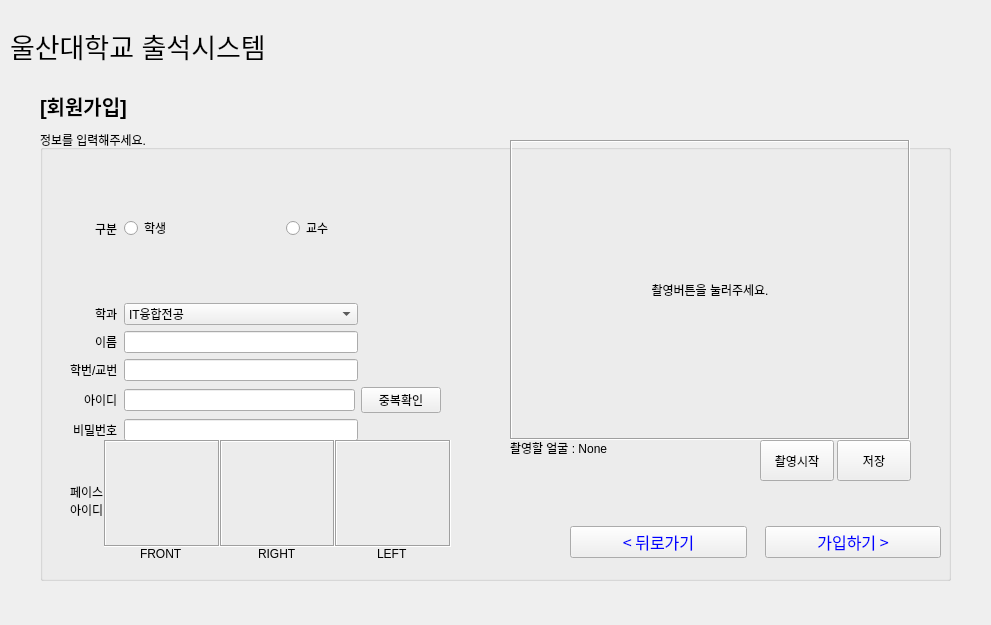
This is GUI/RegistrationForm.ui in XUBINN/Capstone as Qt 5 draws it before an edit. The edited form follows.
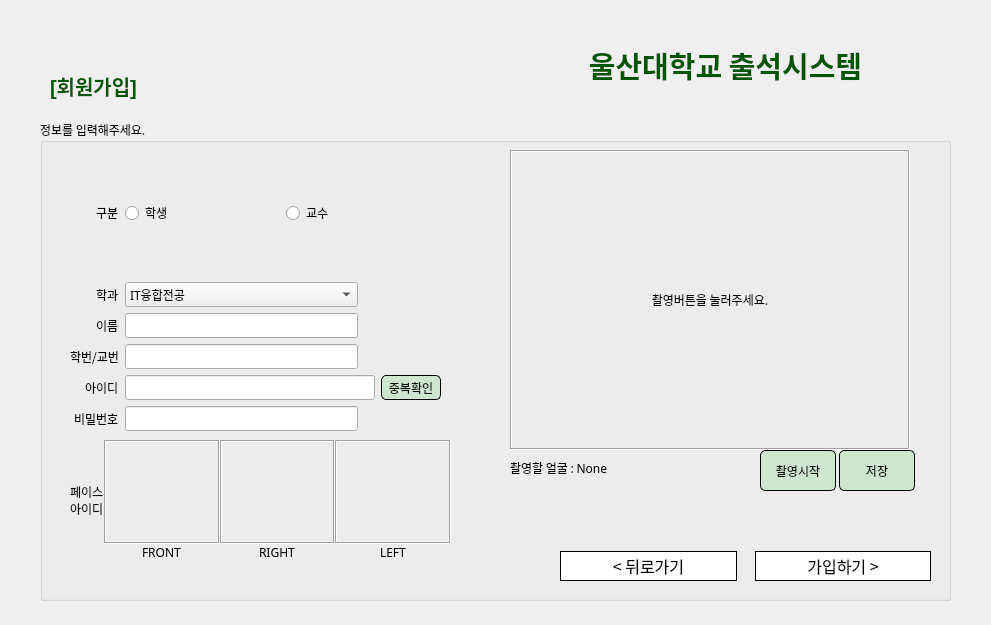
This is the edited form.

```diff
--- a/GUI/RegistrationForm.ui
+++ b/GUI/RegistrationForm.ui
@@ -11,7 +11,7 @@
    </rect>
   </property>
   <property name="sizePolicy">
-   <sizepolicy hsizetype="Fixed" vsizetype="Fixed">
+   <sizepolicy hsizetype="Preferred" vsizetype="Preferred">
     <horstretch>0</horstretch>
     <verstretch>0</verstretch>
    </sizepolicy>
@@ -23,13 +23,14 @@
    <property name="geometry">
     <rect>
      <x>40</x>
-     <y>130</y>
+     <y>120</y>
      <width>911</width>
-     <height>451</height>
+     <height>481</height>
     </rect>
    </property>
    <property name="font">
     <font>
+     <family>바탕체</family>
      <weight>50</weight>
      <bold>false</bold>
     </font>
@@ -56,9 +57,28 @@
          </item>
          <item>
           <widget class="QPushButton" name="dup_check_button">
+           <property name="minimumSize">
+            <size>
+             <width>60</width>
+             <height>25</height>
+            </size>
+           </property>
+           <property name="font">
+            <font>
+             <family>굴림체</family>
+            </font>
+           </property>
            <property name="cursor">
             <cursorShape>PointingHandCursor</cursorShape>
            </property>
+           <property name="styleSheet">
+            <string notr="true">background:rgb(206, 229, 206);
+color:black;
+border-color:(0, 0, 0);
+border-style:solid;
+border-width:1px;
+border-radius:5px;</string>
+           </property>
            <property name="text">
             <string>중복확인</string>
            </property>
@@ -132,6 +152,9 @@
        <property name="rightMargin">
         <number>83</number>
        </property>
+       <property name="bottomMargin">
+        <number>0</number>
+       </property>
        <item>
         <widget class="QLineEdit" name="password_input">
          <property name="sizePolicy">
@@ -257,10 +280,10 @@
    <widget class="QWidget" name="horizontalLayoutWidget_6">
     <property name="geometry">
      <rect>
-      <x>530</x>
-      <y>390</y>
+      <x>520</x>
+      <y>410</y>
       <width>371</width>
-      <height>44</height>
+      <height>72</height>
      </rect>
     </property>
     <layout class="QHBoxLayout" name="horizontalLayout_6">
@@ -269,14 +292,25 @@
      </property>
      <item>
       <widget class="QPushButton" name="pushButton">
+       <property name="minimumSize">
+        <size>
+         <width>0</width>
+         <height>30</height>
+        </size>
+       </property>
        <property name="font">
         <font>
-         <family>Agency FB</family>
+         <family>LG PC</family>
          <pointsize>12</pointsize>
         </font>
        </property>
        <property name="styleSheet">
-        <string notr="true">color: rgb(0, 0, 255);</string>
+        <string notr="true">background:rgb(255, 255, 255);
+color:black;
+border-color:(0, 0, 0);
+border-style:solid;
+border-width:1px;
+</string>
        </property>
        <property name="text">
         <string>&lt; 뒤로가기</string>
@@ -285,16 +319,27 @@
      </item>
      <item>
       <widget class="QPushButton" name="register_button">
+       <property name="minimumSize">
+        <size>
+         <width>0</width>
+         <height>30</height>
+        </size>
+       </property>
        <property name="font">
         <font>
-         <family>Agency FB</family>
+         <family>LG PC</family>
          <pointsize>12</pointsize>
          <weight>50</weight>
          <bold>false</bold>
         </font>
        </property>
        <property name="styleSheet">
-        <string notr="true">color: rgb(0, 0, 255);</string>
+        <string notr="true">background:rgb(255, 255, 255);
+color:black;
+border-color:(0, 0, 0);
+border-style:solid;
+border-width:1px;
+</string>
        </property>
        <property name="text">
         <string>가입하기 &gt;</string>
@@ -307,11 +352,16 @@
     <property name="geometry">
      <rect>
       <x>470</x>
-      <y>10</y>
+      <y>30</y>
       <width>400</width>
       <height>300</height>
      </rect>
     </property>
+    <property name="font">
+     <font>
+      <family>굴림</family>
+     </font>
+    </property>
     <property name="frameShape">
      <enum>QFrame::Box</enum>
     </property>
@@ -348,8 +398,8 @@
     <property name="geometry">
      <rect>
       <x>720</x>
-      <y>310</y>
-      <width>151</width>
+      <y>330</y>
+      <width>155</width>
       <height>41</height>
      </rect>
     </property>
@@ -382,6 +432,14 @@
        <property name="cursor">
         <cursorShape>PointingHandCursor</cursorShape>
        </property>
+       <property name="styleSheet">
+        <string notr="true">background:rgb(206, 229, 206);
+color:black;
+border-color:(0, 0, 0);
+border-style:solid;
+border-width:1px;
+border-radius:5px;</string>
+       </property>
        <property name="text">
         <string>촬영시작</string>
        </property>
@@ -395,6 +453,19 @@
          <verstretch>0</verstretch>
         </sizepolicy>
        </property>
+       <property name="font">
+        <font>
+         <family>굴림</family>
+        </font>
+       </property>
+       <property name="styleSheet">
+        <string notr="true">background:rgb(206, 229, 206);
+color:black;
+border-color:(0, 0, 0);
+border-style:solid;
+border-width:1px;
+border-radius:5px;</string>
+       </property>
        <property name="text">
         <string>저장</string>
        </property>
@@ -405,19 +476,22 @@
      </item>
     </layout>
    </widget>
-   <widget class="QWidget" name="">
+   <widget class="QWidget" name="layoutWidget">
     <property name="geometry">
      <rect>
       <x>30</x>
       <y>310</y>
       <width>381</width>
-      <height>121</height>
+      <height>131</height>
      </rect>
     </property>
     <layout class="QHBoxLayout" name="horizontalLayout_14">
      <property name="spacing">
       <number>0</number>
      </property>
+     <property name="topMargin">
+      <number>10</number>
+     </property>
      <item>
       <widget class="QLabel" name="face_id_label">
        <property name="sizePolicy">
@@ -546,11 +620,16 @@
     <property name="geometry">
      <rect>
       <x>470</x>
-      <y>310</y>
+      <y>340</y>
       <width>241</width>
       <height>16</height>
      </rect>
     </property>
+    <property name="font">
+     <font>
+      <family>굴림</family>
+     </font>
+    </property>
     <property name="text">
      <string>촬영할 얼굴 : None</string>
     </property>
@@ -559,26 +638,37 @@
   <widget class="QLabel" name="title_label">
    <property name="geometry">
     <rect>
-     <x>10</x>
-     <y>0</y>
-     <width>431</width>
+     <x>530</x>
+     <y>20</y>
+     <width>391</width>
      <height>91</height>
     </rect>
    </property>
    <property name="font">
     <font>
-     <pointsize>20</pointsize>
+     <family>LG Smart UI Bold</family>
+     <pointsize>22</pointsize>
+     <weight>75</weight>
+     <bold>true</bold>
+     <strikeout>false</strikeout>
+     <stylestrategy>PreferDefault</stylestrategy>
     </font>
    </property>
+   <property name="styleSheet">
+    <string notr="true">color:rgb(0, 85, 0)</string>
+   </property>
    <property name="text">
     <string>울산대학교 출석시스템</string>
    </property>
+   <property name="alignment">
+    <set>Qt::AlignCenter</set>
+   </property>
   </widget>
   <widget class="QLabel" name="registration_label">
    <property name="geometry">
     <rect>
-     <x>40</x>
-     <y>90</y>
+     <x>50</x>
+     <y>70</y>
      <width>171</width>
      <height>31</height>
     </rect>
@@ -590,6 +680,9 @@
      <bold>true</bold>
     </font>
    </property>
+   <property name="styleSheet">
+    <string notr="true">color:rgb(0, 85, 0)</string>
+   </property>
    <property name="text">
     <string>[회원가입]</string>
    </property>
```
